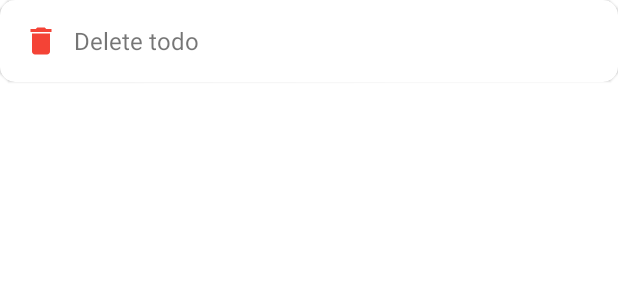
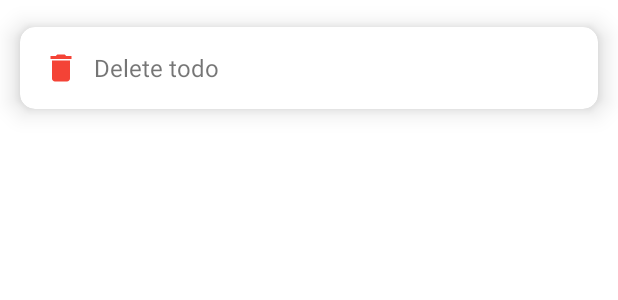
Before and after one commit to ShiryaevNikolay/TodoApp, an Android app: the layout dialog_todo_menu.xml on its own in the app's theme, with its tools: preview values and no code run, on a phone screen of 412 x 824 dp. Shown: the top 300 px of the screen. Run offline under Robolectric (Android 15) with nearby library versions, the phone set to English and light mode, and no system bars.

Commit message:
Переместил диалог удаления заментки в низ экрана и добавил отступы от экрана

```diff
--- a/app/src/main/res/layout/dialog_todo_menu.xml
+++ b/app/src/main/res/layout/dialog_todo_menu.xml
@@ -5,6 +5,8 @@
     android:layout_height="wrap_content"
     xmlns:app="http://schemas.android.com/apk/res-auto"
     app:cardCornerRadius="10dp"
+    app:cardElevation="10dp"
+    app:cardUseCompatPadding="true"
     app:cardBackgroundColor="?android:attr/colorBackground"
     xmlns:android="http://schemas.android.com/apk/res/android">
 
```
Also changed, not shown: app/src/main/java/ru/shiryaev/todoapp/dialogs/DeleteTodoDialog.kt (+15 -5 lines).
